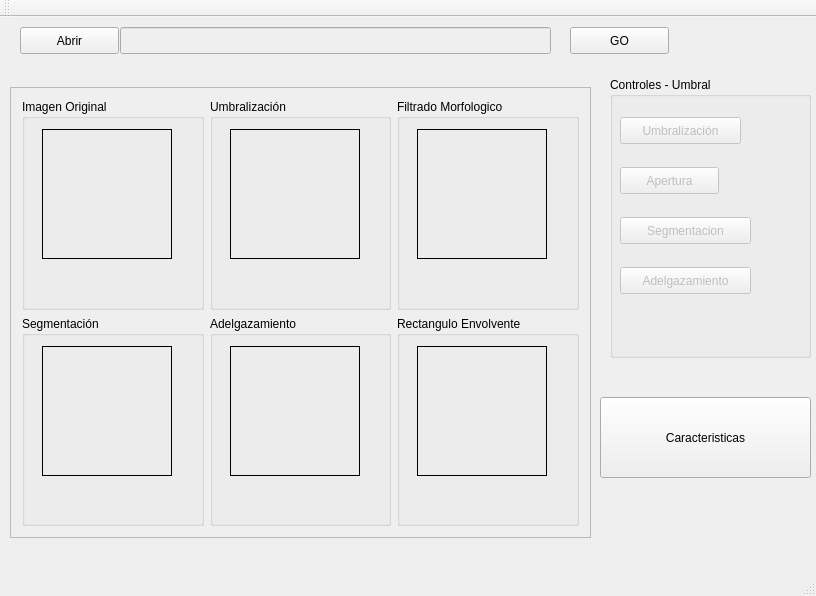
This is mainwindow.ui in malakian32/KanjiRecognition as Qt 5 draws it before an edit. The edited form follows.
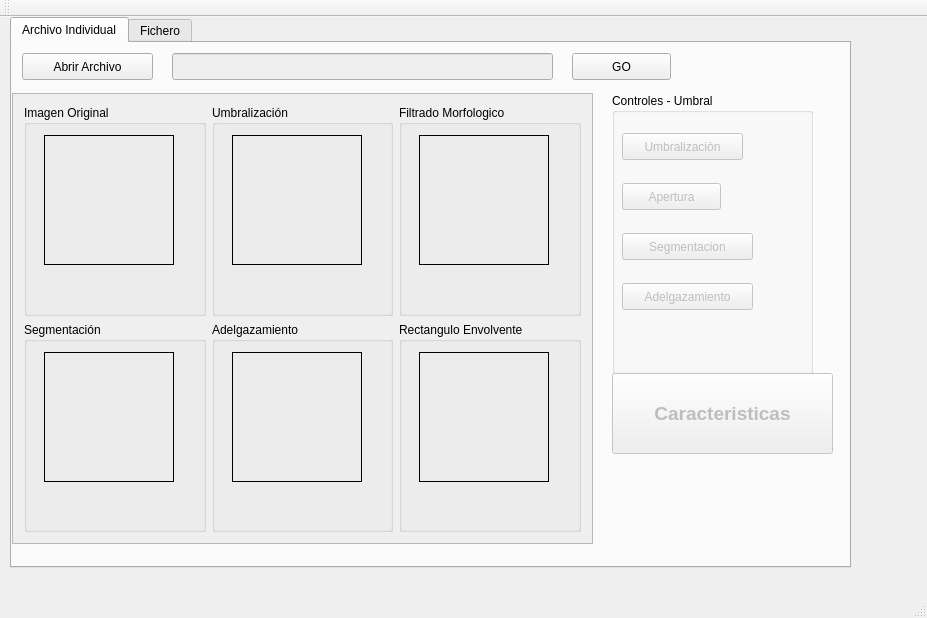
This is the edited form. The open tabs and pages were chosen to show the change. Icons and pictures are not drawn.

Commit message: Apertura de Ficheros Completa utilizando Boost FileSystem

Patch:
```diff
--- a/mainwindow.ui
+++ b/mainwindow.ui
@@ -6,96 +6,78 @@
    <rect>
     <x>0</x>
     <y>0</y>
-    <width>816</width>
-    <height>596</height>
+    <width>927</width>
+    <height>618</height>
    </rect>
   </property>
   <property name="windowTitle">
    <string>Taller5</string>
   </property>
   <widget class="QWidget" name="centralWidget">
-   <widget class="QGroupBox" name="groupBox">
+   <widget class="QTabWidget" name="tabWidget">
     <property name="geometry">
      <rect>
-      <x>610</x>
-      <y>60</y>
-      <width>201</width>
-      <height>281</height>
-     </rect>
-    </property>
-    <property name="title">
-     <string>Controles - Umbral</string>
-    </property>
-    <widget class="QPushButton" name="calcularUmbralBT">
-     <property name="enabled">
-      <bool>false</bool>
-     </property>
-     <property name="geometry">
-      <rect>
        <x>10</x>
-       <y>40</y>
-       <width>121</width>
-       <height>27</height>
-      </rect>
-     </property>
-     <property name="text">
-      <string>Umbralización</string>
-     </property>
-    </widget>
-    <widget class="QPushButton" name="AperturaBT">
-     <property name="enabled">
-      <bool>false</bool>
-     </property>
+      <y>0</y>
+      <width>841</width>
+      <height>551</height>
+     </rect>
+    </property>
+    <property name="currentIndex">
+     <number>1</number>
+    </property>
+    <widget class="QWidget" name="tab">
+     <attribute name="title">
+      <string>Archivo Individual</string>
+     </attribute>
+     <widget class="QPushButton" name="GO">
      <property name="geometry">
       <rect>
-       <x>10</x>
-       <y>90</y>
+        <x>560</x>
+        <y>10</y>
        <width>99</width>
        <height>27</height>
       </rect>
      </property>
      <property name="text">
-      <string>Apertura</string>
-     </property>
-    </widget>
-    <widget class="QPushButton" name="AdelgazamientoBT">
-     <property name="enabled">
-      <bool>false</bool>
-     </property>
+       <string>GO</string>
+      </property>
+     </widget>
+     <widget class="QPushButton" name="abrirImagenBT">
      <property name="geometry">
       <rect>
        <x>10</x>
-       <y>190</y>
+        <y>10</y>
        <width>131</width>
        <height>27</height>
       </rect>
      </property>
      <property name="text">
-      <string>Adelgazamiento</string>
-     </property>
-    </widget>
-    <widget class="QPushButton" name="SegmentacionBT">
+       <string>Abrir Archivo</string>
+      </property>
+      <property name="icon">
+       <iconset resource="resources.qrc">
+        <normaloff>:/images/search102.png</normaloff>:/images/search102.png</iconset>
+      </property>
+     </widget>
+     <widget class="QLineEdit" name="filePathLE">
      <property name="enabled">
       <bool>false</bool>
      </property>
      <property name="geometry">
       <rect>
-       <x>10</x>
-       <y>140</y>
-       <width>131</width>
+        <x>160</x>
+        <y>10</y>
+        <width>381</width>
        <height>27</height>
       </rect>
      </property>
-     <property name="text">
-      <string>Segmentacion</string>
-     </property>
-    </widget>
    </widget>
    <widget class="QScrollArea" name="scrollArea">
     <property name="geometry">
      <rect>
-      <x>10</x>
-      <y>70</y>
+        <x>0</x>
+        <y>50</y>
       <width>581</width>
       <height>451</height>
      </rect>
@@ -344,61 +326,103 @@
      </layout>
     </widget>
    </widget>
-   <widget class="QPushButton" name="abrirImagenBT">
+     <widget class="QGroupBox" name="groupBox">
     <property name="geometry">
      <rect>
-      <x>20</x>
-      <y>10</y>
-      <width>99</width>
+        <x>600</x>
+        <y>50</y>
+        <width>201</width>
+        <height>281</height>
+       </rect>
+      </property>
+      <property name="title">
+       <string>Controles - Umbral</string>
+      </property>
+      <widget class="QPushButton" name="calcularUmbralBT">
+       <property name="enabled">
+        <bool>false</bool>
+       </property>
+       <property name="geometry">
+        <rect>
+         <x>10</x>
+         <y>40</y>
+         <width>121</width>
       <height>27</height>
      </rect>
     </property>
     <property name="text">
-     <string>Abrir</string>
-    </property>
-    <property name="icon">
-     <iconset resource="resources.qrc">
-      <normaloff>:/images/search102.png</normaloff>:/images/search102.png</iconset>
-    </property>
-   </widget>
-   <widget class="QLineEdit" name="filePathLE">
+        <string>Umbralización</string>
+       </property>
+      </widget>
+      <widget class="QPushButton" name="AperturaBT">
+       <property name="enabled">
+        <bool>false</bool>
+       </property>
+       <property name="geometry">
+        <rect>
+         <x>10</x>
+         <y>90</y>
+         <width>99</width>
+         <height>27</height>
+        </rect>
+       </property>
+       <property name="text">
+        <string>Apertura</string>
+       </property>
+      </widget>
+      <widget class="QPushButton" name="AdelgazamientoBT">
     <property name="enabled">
      <bool>false</bool>
     </property>
     <property name="geometry">
      <rect>
-      <x>120</x>
-      <y>10</y>
-      <width>431</width>
+         <x>10</x>
+         <y>190</y>
+         <width>131</width>
       <height>27</height>
      </rect>
     </property>
-   </widget>
-   <widget class="QPushButton" name="GO">
+       <property name="text">
+        <string>Adelgazamiento</string>
+       </property>
+      </widget>
+      <widget class="QPushButton" name="SegmentacionBT">
+       <property name="enabled">
+        <bool>false</bool>
+       </property>
     <property name="geometry">
      <rect>
-      <x>570</x>
-      <y>10</y>
-      <width>99</width>
+         <x>10</x>
+         <y>140</y>
+         <width>131</width>
       <height>27</height>
      </rect>
     </property>
     <property name="text">
-     <string>GO</string>
-    </property>
+        <string>Segmentacion</string>
+       </property>
+      </widget>
    </widget>
    <widget class="QPushButton" name="CaracteristicasBT">
     <property name="enabled">
-     <bool>true</bool>
+       <bool>false</bool>
     </property>
     <property name="geometry">
      <rect>
       <x>600</x>
-      <y>380</y>
-      <width>211</width>
+        <y>330</y>
+        <width>221</width>
       <height>81</height>
      </rect>
     </property>
+      <property name="font">
+       <font>
+        <pointsize>14</pointsize>
+        <weight>75</weight>
+        <bold>true</bold>
+        <underline>false</underline>
+       </font>
+      </property>
     <property name="text">
      <string>Caracteristicas</string>
     </property>
@@ -408,8 +432,8 @@
     </property>
     <property name="iconSize">
      <size>
-      <width>50</width>
-      <height>50</height>
+        <width>80</width>
+        <height>80</height>
      </size>
     </property>
     <property name="checkable">
@@ -417,6 +441,39 @@
     </property>
    </widget>
   </widget>
+    <widget class="QWidget" name="tab_2">
+     <attribute name="title">
+      <string>Fichero</string>
+     </attribute>
+     <widget class="QPushButton" name="abrirFicheroBT">
+      <property name="geometry">
+       <rect>
+        <x>30</x>
+        <y>40</y>
+        <width>121</width>
+        <height>31</height>
+       </rect>
+      </property>
+      <property name="text">
+       <string>Abrir Fichero</string>
+      </property>
+     </widget>
+     <widget class="QLineEdit" name="URLFicherLB">
+      <property name="enabled">
+       <bool>false</bool>
+      </property>
+      <property name="geometry">
+       <rect>
+        <x>180</x>
+        <y>40</y>
+        <width>381</width>
+        <height>27</height>
+       </rect>
+      </property>
+     </widget>
+    </widget>
+   </widget>
+  </widget>
   <widget class="QMenuBar" name="menuBar">
    <property name="geometry">
     <rect>
```
Left out of the diff: 80 changed lines with no effect on the pictures. Lines whose indentation alone changed are shown as unchanged. The commit also changes 12 other files.
